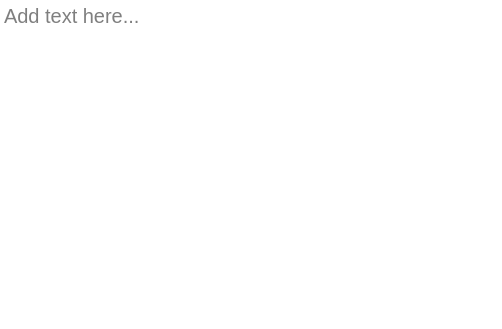
acroper/BeamerQt, file gui/ContentItems/Text/ItemText.ui: the form before one commit.
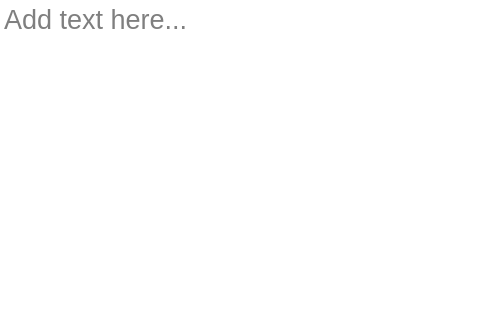
The form after the commit.

```diff
--- a/gui/ContentItems/Text/ItemText.ui
+++ b/gui/ContentItems/Text/ItemText.ui
@@ -33,7 +33,7 @@
     <widget class="QTextEdit" name="TextEditor">
      <property name="font">
       <font>
-       <pointsize>15</pointsize>
+       <pointsize>20</pointsize>
       </font>
      </property>
      <property name="frameShape">
```
